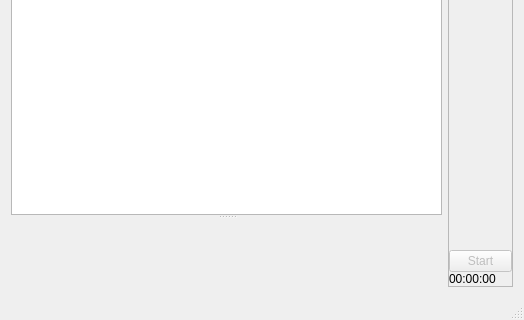
Above: mainwindow.ui from humbhenri/TimeTracker before the change; both pictures show x 0 to 524 and y 230 to 550 of the 524 by 550 pixel window. Below: the same form after it.
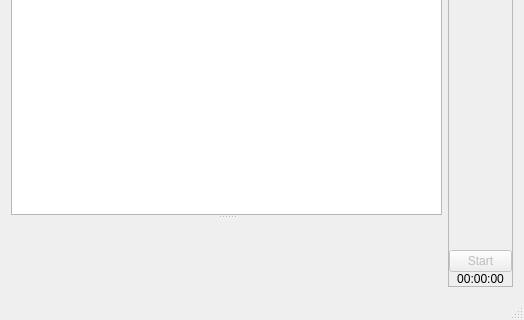
That is the form after the change. Icons and pictures are not drawn. Custom widgets are drawn as their Qt base class.

Diff of the .ui file:
```diff
--- a/mainwindow.ui
+++ b/mainwindow.ui
@@ -121,6 +121,9 @@
            <property name="text">
             <string>00:00:00</string>
            </property>
+           <property name="alignment">
+            <set>Qt::AlignCenter</set>
+           </property>
           </widget>
          </item>
         </layout>
```
